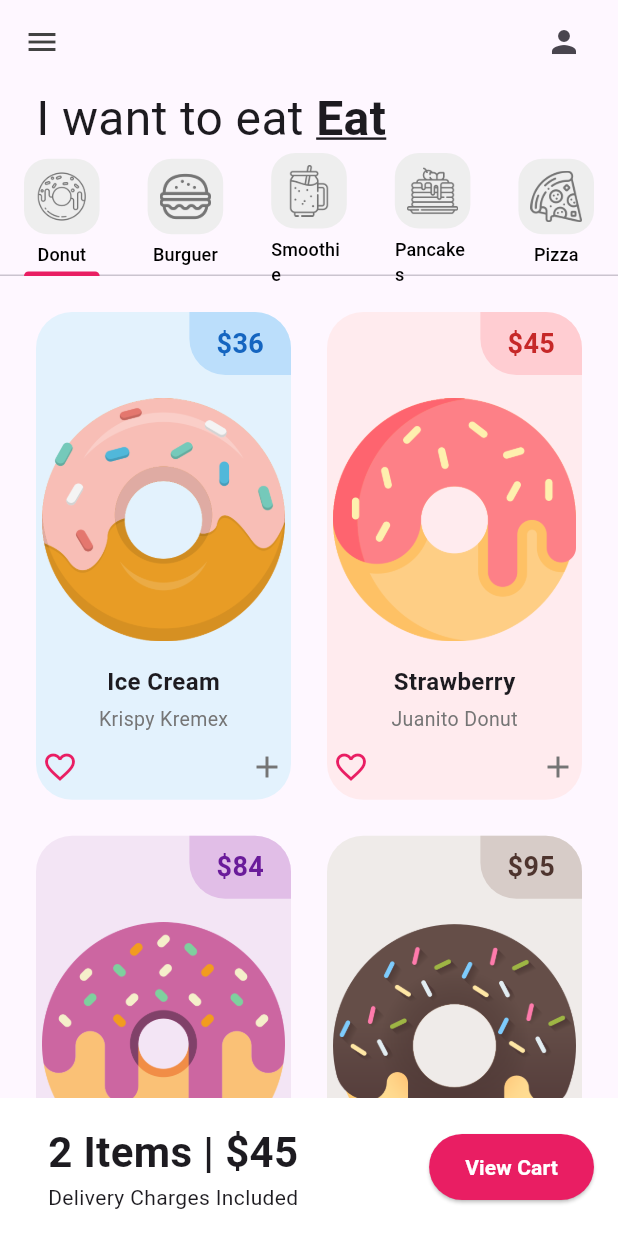
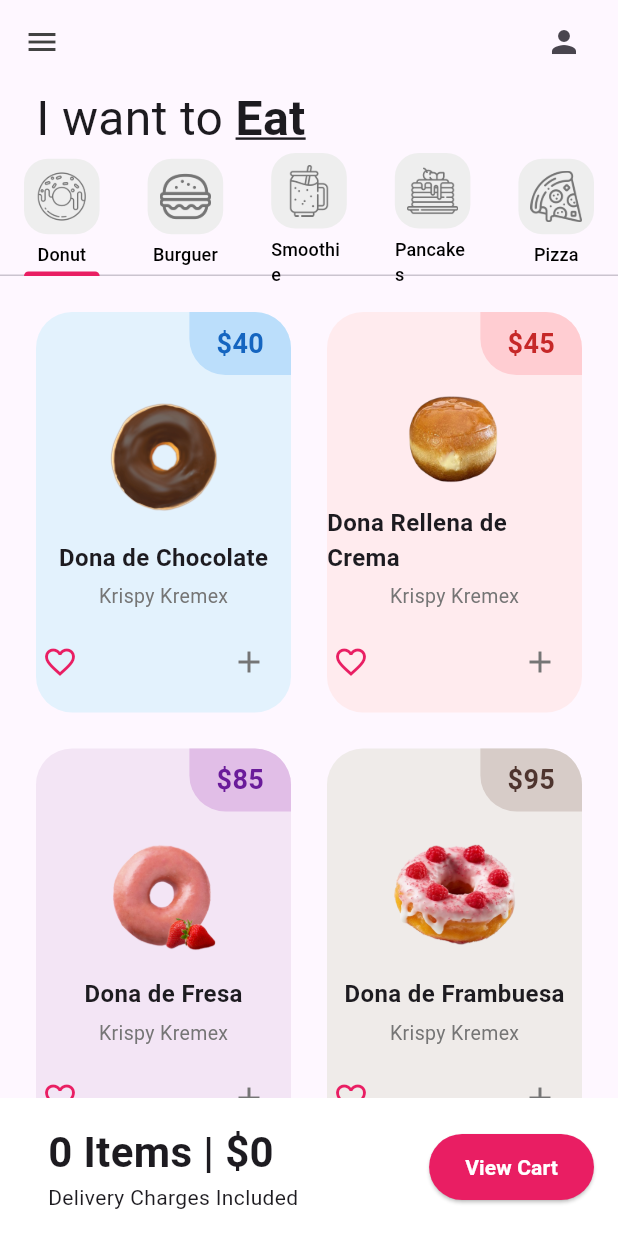
Before and after one commit to Luis0105/dount_app_5sa, a Flutter app: the screen it shows after launch, on a phone screen of 412 x 824 dp. Run offline on Flutter 3.47's test engine with Material 3 defaults, Android fonts, the phone set to English and light mode, and no system bars.

Commit message:
Aumentar Precios

```diff
--- a/lib/pages/home_page.dart
+++ b/lib/pages/home_page.dart
@@ -35,6 +35,18 @@ class _HomePageState extends State<HomePage> {
     ),
   ];
 
+  // NUEVO: variables para el carrito
+  int totalItems = 0;
+  int totalPrice = 0;
+
+  // NUEVO: función que se llama al presionar "+"
+  void addToCart(String flavor, int price) {
+    setState(() {
+      totalItems += 1;
+      totalPrice += price;
+    });
+  }
+
   @override
   Widget build(BuildContext context) {
     return DefaultTabController(
@@ -47,9 +59,9 @@ class _HomePageState extends State<HomePage> {
             Icons.menu,
             color: Colors.grey[800],
           ),
-          actions: [
+          actions: const [
             Padding(
-              padding: const EdgeInsets.only(right: 24.0),
+              padding: EdgeInsets.only(right: 24.0),
               child: Icon(Icons.person),
             )
           ],
@@ -62,7 +74,7 @@ class _HomePageState extends State<HomePage> {
               child: Row(
                 children: [
                   Text(
-                    "I want to eat ",
+                    "I want to ",
                     style: TextStyle(fontSize: 32),
                   ),
                   Text(
@@ -88,15 +100,18 @@ class _HomePageState extends State<HomePage> {
             // 3. Contenido de pestañas (TabBarView)
             Expanded(
               child: TabBarView(children: [
-                DonutTab(),
-                BurgerTab(),
-                SmoothieTab(),
-                PancakesTab(),
-                PizzaTab()
+                DonutTab(onDonutAdded: addToCart), // NUEVO
+                BurgerTab(onDonutAdded: addToCart),
+                SmoothieTab(onDonutAdded: addToCart),
+                PancakesTab(onDonutAdded: addToCart),
+                PizzaTab(onDonutAdded: addToCart)
               ]),
             ),
-            // 4. Carrito (Car)
-            const ShoppingCart()
+            // 4. Carrito (Cart) con datos dinámicos
+            ShoppingCart(
+              totalItems: totalItems,
+              totalPrice: totalPrice,
+            ),
           ],
         ),
       ),
--- a/lib/tabs/burger_tab.dart
+++ b/lib/tabs/burger_tab.dart
@@ -2,34 +2,71 @@ import 'package:dount_app_5sa/utils/donut_tile.dart';
 import 'package:flutter/material.dart';
 
 class BurgerTab extends StatelessWidget {
-// list of donuts
+  // NUEVO: callback para cuando se añade una dona
+  final Function(String flavor, int price) onDonutAdded;
+
+  // list of donuts
   final List donutsOnSale = [
     // [ donutFlavor, donutStore, donutPrice, donutColor, imageName ]
     [
-      "Ice Cream",
+      "Dona de Chocolate",
       "Krispy Kremex",
-      "36",
+      "40",
       Colors.blue,
-      "lib/images/icecream_donut.png"
+      "lib/images/DonaChocolate.png"
     ],
     [
-      "Strawberry",
-      "Juanito Donut",
+      "Dona Rellena de Crema",
+      "Krispy Kremex",
       "45",
       Colors.red,
-      "lib/images/strawberry_donut.png"
+      "lib/images/DonaRellena.png"
     ],
-    ["Grape Ape", "Donuts", "84", Colors.purple, "lib/images/grape_donut.png"],
     [
-      "Choco",
-      "Mike Donuts",
+      "Dona de Fresa",
+      "Krispy Kremex",
+      "85",
+      Colors.purple,
+      "lib/images/DonaFresa.png"
+    ],
+    [
+      "Dona de Frambuesa",
+      "Krispy Kremex",
       "95",
       Colors.brown,
-      "lib/images/chocolate_donut.png"
+      "lib/images/DonaFrambuesa.png"
+    ],
+    [
+      "Dona Rellena de Nutella",
+      "Krispy Kremex",
+      "35",
+      Colors.blue,
+      "lib/images/DonaNutella.png"
+    ],
+    [
+      "Dona de Oreo",
+      "Krispy Kremex",
+      "50",
+      Colors.red,
+      "lib/images/DonaOreo.png"
+    ],
+    [
+      "Dona Con Miel",
+      "Krispy Kremex",
+      "30",
+      Colors.purple,
+      "lib/images/DonaMiel.png"
+    ],
+    [
+      "Dona de Almendra",
+      "Krispy Kremex",
+      "55",
+      Colors.brown,
+      "lib/images/DonaAlmendra.png"
     ],
   ];
 
-  BurgerTab({super.key});
+  BurgerTab({super.key, required this.onDonutAdded});
 
   @override
   Widget build(BuildContext context) {
@@ -39,18 +76,25 @@ class BurgerTab extends StatelessWidget {
             // Número de columnas
             crossAxisCount: 2,
             // Proporción entre ancho y alto
-            childAspectRatio: 1 / 1.8),
+            childAspectRatio: 1 / 1.5),
         // Cuántos elementos
-        itemCount: 4,
+        itemCount: donutsOnSale.length,
         padding: const EdgeInsets.all(12),
         // Qué elementos se construirá
-        itemBuilder: (contex, index) {
+        itemBuilder: (context, index) {
           return DonutTile(
             donutFlavor: donutsOnSale[index][0],
             donutStore: donutsOnSale[index][1],
             donutPrice: donutsOnSale[index][2],
             donutColor: donutsOnSale[index][3],
             imageName: donutsOnSale[index][4],
+            // NUEVO: Llamada a callback
+            onAdd: () {
+              onDonutAdded(
+                donutsOnSale[index][0],
+                int.parse(donutsOnSale[index][2]),
+              );
+            },
           );
         });
   }
--- a/lib/tabs/donut_tab.dart
+++ b/lib/tabs/donut_tab.dart
@@ -2,34 +2,71 @@ import 'package:dount_app_5sa/utils/donut_tile.dart';
 import 'package:flutter/material.dart';
 
 class DonutTab extends StatelessWidget {
-// list of donuts
+  // NUEVO: callback para cuando se añade una dona
+  final Function(String flavor, int price) onDonutAdded;
+
+  // list of donuts
   final List donutsOnSale = [
     // [ donutFlavor, donutStore, donutPrice, donutColor, imageName ]
     [
-      "Ice Cream",
+      "Dona de Chocolate",
       "Krispy Kremex",
-      "36",
+      "40",
       Colors.blue,
-      "lib/images/icecream_donut.png"
+      "lib/images/DonaChocolate.png"
     ],
     [
-      "Strawberry",
-      "Juanito Donut",
+      "Dona Rellena de Crema",
+      "Krispy Kremex",
       "45",
       Colors.red,
-      "lib/images/strawberry_donut.png"
+      "lib/images/DonaRellena.png"
     ],
-    ["Grape Ape", "Donuts", "84", Colors.purple, "lib/images/grape_donut.png"],
     [
-      "Choco",
-      "Mike Donuts",
+      "Dona de Fresa",
+      "Krispy Kremex",
+      "85",
+      Colors.purple,
+      "lib/images/DonaFresa.png"
+    ],
+    [
+      "Dona de Frambuesa",
+      "Krispy Kremex",
       "95",
       Colors.brown,
-      "lib/images/chocolate_donut.png"
+      "lib/images/DonaFrambuesa.png"
+    ],
+    [
+      "Dona Rellena de Nutella",
+      "Krispy Kremex",
+      "35",
+      Colors.blue,
+      "lib/images/DonaNutella.png"
+    ],
+    [
+      "Dona de Oreo",
+      "Krispy Kremex",
+      "50",
+      Colors.red,
+      "lib/images/DonaOreo.png"
+    ],
+    [
+      "Dona Con Miel",
+      "Krispy Kremex",
+      "30",
+      Colors.purple,
+      "lib/images/DonaMiel.png"
+    ],
+    [
+      "Dona de Almendra",
+      "Krispy Kremex",
+      "55",
+      Colors.brown,
+      "lib/images/DonaAlmendra.png"
     ],
   ];
 
-  DonutTab({super.key});
+  DonutTab({super.key, required this.onDonutAdded});
 
   @override
   Widget build(BuildContext context) {
@@ -39,18 +76,25 @@ class DonutTab extends StatelessWidget {
             // Número de columnas
             crossAxisCount: 2,
             // Proporción entre ancho y alto
-            childAspectRatio: 1 / 1.8),
+            childAspectRatio: 1 / 1.5),
         // Cuántos elementos
-        itemCount: 4,
+        itemCount: donutsOnSale.length,
         padding: const EdgeInsets.all(12),
         // Qué elementos se construirá
-        itemBuilder: (contex, index) {
+        itemBuilder: (context, index) {
           return DonutTile(
             donutFlavor: donutsOnSale[index][0],
             donutStore: donutsOnSale[index][1],
             donutPrice: donutsOnSale[index][2],
             donutColor: donutsOnSale[index][3],
             imageName: donutsOnSale[index][4],
+            // NUEVO: Llamada a callback
+            onAdd: () {
+              onDonutAdded(
+                donutsOnSale[index][0],
+                int.parse(donutsOnSale[index][2]),
+              );
+            },
           );
         });
   }
--- a/lib/tabs/pancakes_tab.dart
+++ b/lib/tabs/pancakes_tab.dart
@@ -2,34 +2,71 @@ import 'package:dount_app_5sa/utils/donut_tile.dart';
 import 'package:flutter/material.dart';
 
 class PancakesTab extends StatelessWidget {
-// list of donuts
+  // NUEVO: callback para cuando se añade una dona
+  final Function(String flavor, int price) onDonutAdded;
+
+  // list of donuts
   final List donutsOnSale = [
     // [ donutFlavor, donutStore, donutPrice, donutColor, imageName ]
     [
-      "Ice Cream",
+      "Dona de Chocolate",
       "Krispy Kremex",
-      "36",
+      "40",
       Colors.blue,
-      "lib/images/icecream_donut.png"
+      "lib/images/DonaChocolate.png"
     ],
     [
-      "Strawberry",
-      "Juanito Donut",
+      "Dona Rellena de Crema",
+      "Krispy Kremex",
       "45",
       Colors.red,
-      "lib/images/strawberry_donut.png"
+      "lib/images/DonaRellena.png"
     ],
-    ["Grape Ape", "Donuts", "84", Colors.purple, "lib/images/grape_donut.png"],
     [
-      "Choco",
-      "Mike Donuts",
+      "Dona de Fresa",
+      "Krispy Kremex",
+      "85",
+      Colors.purple,
+      "lib/images/DonaFresa.png"
+    ],
+    [
+      "Dona de Frambuesa",
+      "Krispy Kremex",
       "95",
       Colors.brown,
-      "lib/images/chocolate_donut.png"
+      "lib/images/DonaFrambuesa.png"
+    ],
+    [
+      "Dona Rellena de Nutella",
+      "Krispy Kremex",
+      "35",
+      Colors.blue,
+      "lib/images/DonaNutella.png"
+    ],
+    [
+      "Dona de Oreo",
+      "Krispy Kremex",
+      "50",
+      Colors.red,
+      "lib/images/DonaOreo.png"
+    ],
+    [
+      "Dona Con Miel",
+      "Krispy Kremex",
+      "30",
+      Colors.purple,
+      "lib/images/DonaMiel.png"
+    ],
+    [
+      "Dona de Almendra",
+      "Krispy Kremex",
+      "55",
+      Colors.brown,
+      "lib/images/DonaAlmendra.png"
     ],
   ];
 
-  PancakesTab({super.key});
+  PancakesTab({super.key, required this.onDonutAdded});
 
   @override
   Widget build(BuildContext context) {
@@ -39,18 +76,25 @@ class PancakesTab extends StatelessWidget {
             // Número de columnas
             crossAxisCount: 2,
             // Proporción entre ancho y alto
-            childAspectRatio: 1 / 1.8),
+            childAspectRatio: 1 / 1.5),
         // Cuántos elementos
-        itemCount: 4,
+        itemCount: donutsOnSale.length,
         padding: const EdgeInsets.all(12),
         // Qué elementos se construirá
-        itemBuilder: (contex, index) {
+        itemBuilder: (context, index) {
           return DonutTile(
             donutFlavor: donutsOnSale[index][0],
             donutStore: donutsOnSale[index][1],
             donutPrice: donutsOnSale[index][2],
             donutColor: donutsOnSale[index][3],
             imageName: donutsOnSale[index][4],
+            // NUEVO: Llamada a callback
+            onAdd: () {
+              onDonutAdded(
+                donutsOnSale[index][0],
+                int.parse(donutsOnSale[index][2]),
+              );
+            },
           );
         });
   }
--- a/lib/tabs/pizza_tab.dart
+++ b/lib/tabs/pizza_tab.dart
@@ -2,34 +2,71 @@ import 'package:dount_app_5sa/utils/donut_tile.dart';
 import 'package:flutter/material.dart';
 
 class PizzaTab extends StatelessWidget {
-// list of donuts
+  // NUEVO: callback para cuando se añade una dona
+  final Function(String flavor, int price) onDonutAdded;
+
+  // list of donuts
   final List donutsOnSale = [
     // [ donutFlavor, donutStore, donutPrice, donutColor, imageName ]
     [
-      "Ice Cream",
+      "Dona de Chocolate",
       "Krispy Kremex",
-      "36",
+      "40",
       Colors.blue,
-      "lib/images/icecream_donut.png"
+      "lib/images/DonaChocolate.png"
     ],
     [
-      "Strawberry",
-      "Juanito Donut",
+      "Dona Rellena de Crema",
+      "Krispy Kremex",
       "45",
       Colors.red,
-      "lib/images/strawberry_donut.png"
+      "lib/images/DonaRellena.png"
     ],
-    ["Grape Ape", "Donuts", "84", Colors.purple, "lib/images/grape_donut.png"],
     [
-      "Choco",
-      "Mike Donuts",
+      "Dona de Fresa",
+      "Krispy Kremex",
+      "85",
+      Colors.purple,
+      "lib/images/DonaFresa.png"
+    ],
+    [
+      "Dona de Frambuesa",
+      "Krispy Kremex",
       "95",
       Colors.brown,
-      "lib/images/chocolate_donut.png"
+      "lib/images/DonaFrambuesa.png"
+    ],
+    [
+      "Dona Rellena de Nutella",
+      "Krispy Kremex",
+      "35",
+      Colors.blue,
+      "lib/images/DonaNutella.png"
+    ],
+    [
+      "Dona de Oreo",
+      "Krispy Kremex",
+      "50",
+      Colors.red,
+      "lib/images/DonaOreo.png"
+    ],
+    [
+      "Dona Con Miel",
+      "Krispy Kremex",
+      "30",
+      Colors.purple,
+      "lib/images/DonaMiel.png"
+    ],
+    [
+      "Dona de Almendra",
+      "Krispy Kremex",
+      "55",
+      Colors.brown,
+      "lib/images/DonaAlmendra.png"
     ],
   ];
 
-  PizzaTab({super.key});
+  PizzaTab({super.key, required this.onDonutAdded});
 
   @override
   Widget build(BuildContext context) {
@@ -39,18 +76,25 @@ class PizzaTab extends StatelessWidget {
             // Número de columnas
             crossAxisCount: 2,
             // Proporción entre ancho y alto
-            childAspectRatio: 1 / 1.8),
+            childAspectRatio: 1 / 1.5),
         // Cuántos elementos
-        itemCount: 4,
+        itemCount: donutsOnSale.length,
         padding: const EdgeInsets.all(12),
         // Qué elementos se construirá
-        itemBuilder: (contex, index) {
+        itemBuilder: (context, index) {
           return DonutTile(
             donutFlavor: donutsOnSale[index][0],
             donutStore: donutsOnSale[index][1],
             donutPrice: donutsOnSale[index][2],
             donutColor: donutsOnSale[index][3],
             imageName: donutsOnSale[index][4],
+            // NUEVO: Llamada a callback
+            onAdd: () {
+              onDonutAdded(
+                donutsOnSale[index][0],
+                int.parse(donutsOnSale[index][2]),
+              );
+            },
           );
         });
   }
--- a/lib/tabs/smoothie_tab.dart
+++ b/lib/tabs/smoothie_tab.dart
@@ -2,34 +2,71 @@ import 'package:dount_app_5sa/utils/donut_tile.dart';
 import 'package:flutter/material.dart';
 
 class SmoothieTab extends StatelessWidget {
-// list of donuts
+  // NUEVO: callback para cuando se añade una dona
+  final Function(String flavor, int price) onDonutAdded;
+
+  // list of donuts
   final List donutsOnSale = [
     // [ donutFlavor, donutStore, donutPrice, donutColor, imageName ]
     [
-      "Ice Cream",
+      "Dona de Chocolate",
       "Krispy Kremex",
-      "36",
+      "40",
       Colors.blue,
-      "lib/images/icecream_donut.png"
+      "lib/images/DonaChocolate.png"
     ],
     [
-      "Strawberry",
-      "Juanito Donut",
+      "Dona Rellena de Crema",
+      "Krispy Kremex",
       "45",
       Colors.red,
-      "lib/images/strawberry_donut.png"
+      "lib/images/DonaRellena.png"
     ],
-    ["Grape Ape", "Donuts", "84", Colors.purple, "lib/images/grape_donut.png"],
     [
-      "Choco",
-      "Mike Donuts",
+      "Dona de Fresa",
+      "Krispy Kremex",
+      "85",
+      Colors.purple,
+      "lib/images/DonaFresa.png"
+    ],
+    [
+      "Dona de Frambuesa",
+      "Krispy Kremex",
       "95",
       Colors.brown,
-      "lib/images/chocolate_donut.png"
+      "lib/images/DonaFrambuesa.png"
+    ],
+    [
+      "Dona Rellena de Nutella",
+      "Krispy Kremex",
+      "35",
+      Colors.blue,
+      "lib/images/DonaNutella.png"
+    ],
+    [
+      "Dona de Oreo",
+      "Krispy Kremex",
+      "50",
+      Colors.red,
+      "lib/images/DonaOreo.png"
+    ],
+    [
+      "Dona Con Miel",
+      "Krispy Kremex",
+      "30",
+      Colors.purple,
+      "lib/images/DonaMiel.png"
+    ],
+    [
+      "Dona de Almendra",
+      "Krispy Kremex",
+      "55",
+      Colors.brown,
+      "lib/images/DonaAlmendra.png"
     ],
   ];
 
-  SmoothieTab({super.key});
+  SmoothieTab({super.key, required this.onDonutAdded});
 
   @override
   Widget build(BuildContext context) {
@@ -39,18 +76,25 @@ class SmoothieTab extends StatelessWidget {
             // Número de columnas
             crossAxisCount: 2,
             // Proporción entre ancho y alto
-            childAspectRatio: 1 / 1.8),
+            childAspectRatio: 1 / 1.5),
         // Cuántos elementos
-        itemCount: 4,
+        itemCount: donutsOnSale.length,
         padding: const EdgeInsets.all(12),
         // Qué elementos se construirá
-        itemBuilder: (contex, index) {
+        itemBuilder: (context, index) {
           return DonutTile(
             donutFlavor: donutsOnSale[index][0],
             donutStore: donutsOnSale[index][1],
             donutPrice: donutsOnSale[index][2],
             donutColor: donutsOnSale[index][3],
             imageName: donutsOnSale[index][4],
+            // NUEVO: Llamada a callback
+            onAdd: () {
+              onDonutAdded(
+                donutsOnSale[index][0],
+                int.parse(donutsOnSale[index][2]),
+              );
+            },
           );
         });
   }
--- a/lib/utils/donut_tile.dart
+++ b/lib/utils/donut_tile.dart
@@ -7,6 +7,7 @@ class DonutTile extends StatelessWidget {
   // dynamic porque será de tipo color
   final dynamic donutColor;
   final dynamic imageName;
+  final VoidCallback onAdd; // NUEVO: callback para botón "+"
 
   const DonutTile({
     super.key,
@@ -15,6 +16,7 @@ class DonutTile extends StatelessWidget {
     required this.donutPrice,
     required this.donutColor,
     required this.imageName,
+    required this.onAdd, // NUEVO
   });
 
   @override
@@ -62,7 +64,7 @@ class DonutTile extends StatelessWidget {
             ),
             // Donut flavor text
             Padding(
-              padding: const EdgeInsets.only(bottom: 4),
+              padding: const EdgeInsets.only(bottom: 5),
               child: Text(
                 donutFlavor,
                 style: const TextStyle(
@@ -88,9 +90,10 @@ class DonutTile extends StatelessWidget {
                     Icons.favorite_border,
                     color: Colors.pink,
                   ),
-                  Icon(
-                    Icons.add,
-                    color: Colors.grey[600],
+                  // NUEVO: botón que llama a onAdd
+                  IconButton(
+                    icon: Icon(Icons.add, color: Colors.grey[600]),
+                    onPressed: onAdd,
                   ),
                 ],
               ),
--- a/lib/utils/shopping_cart.dart
+++ b/lib/utils/shopping_cart.dart
@@ -1,8 +1,13 @@
 import 'package:flutter/material.dart';
 
 class ShoppingCart extends StatelessWidget {
+  final int totalItems;
+  final int totalPrice;
+
   const ShoppingCart({
     super.key,
+    required this.totalItems,
+    required this.totalPrice,
   });
 
   @override
@@ -13,16 +18,17 @@ class ShoppingCart extends StatelessWidget {
       child: Row(
         mainAxisAlignment: MainAxisAlignment.spaceBetween,
         children: [
-          const Padding(
-            padding: EdgeInsets.only(left: 16),
+          Padding(
+            padding: const EdgeInsets.only(left: 16),
             child: Column(
               crossAxisAlignment: CrossAxisAlignment.start,
               children: [
                 Text(
-                  '2 Items | \$45 ',
-                  style: TextStyle(fontWeight: FontWeight.bold, fontSize: 28),
+                  '$totalItems Items | \$$totalPrice',
+                  style: const TextStyle(
+                      fontWeight: FontWeight.bold, fontSize: 28),
                 ),
-                Text('Delivery Charges Included')
+                const Text('Delivery Charges Included')
               ],
             ),
           ),
```
Also changed, not shown: lib/images/DonaAlmendra.png (added), lib/images/DonaChocolate.png (added), lib/images/DonaFrambuesa.png (added), lib/images/DonaFresa.png (added), lib/images/DonaMiel.png (added), lib/images/DonaNutella.png (added), lib/images/DonaOreo.png (added), lib/images/DonaRellena.png (added).
